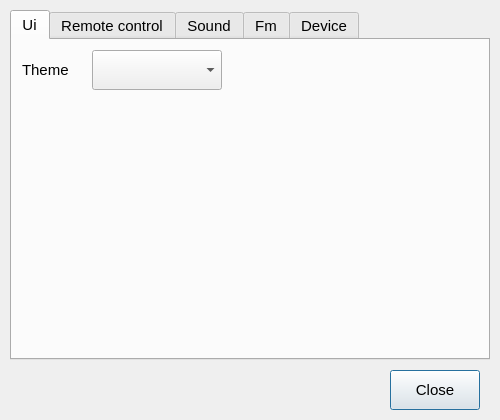
Qt form settings.ui (marcogrecopriolo/guglielmo) before a commit.
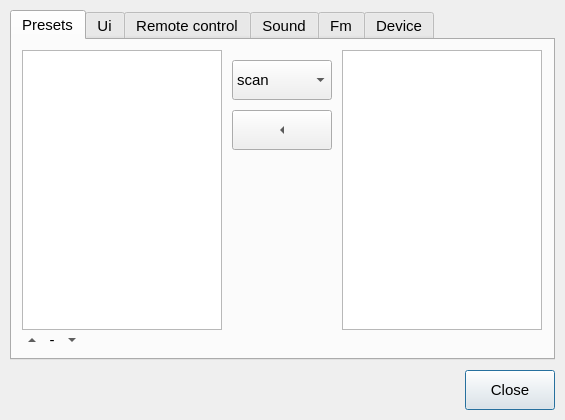
The same form after that commit.

```diff
--- a/settings.ui
+++ b/settings.ui
@@ -9,7 +9,7 @@
    <rect>
     <x>0</x>
     <y>0</y>
-    <width>500</width>
+    <width>565</width>
     <height>420</height>
    </rect>
   </property>
@@ -26,13 +26,162 @@
     <rect>
      <x>10</x>
      <y>10</y>
-     <width>480</width>
+     <width>545</width>
      <height>350</height>
     </rect>
    </property>
    <property name="currentIndex">
     <number>0</number>
    </property>
+   <widget class="QWidget" name="presetTab">
+    <attribute name="title">
+     <string>Presets</string>
+    </attribute>
+    <widget class="QListWidget" name="presetList">
+     <property name="geometry">
+      <rect>
+       <x>10</x>
+       <y>10</y>
+       <width>200</width>
+       <height>280</height>
+      </rect>
+     </property>
+    </widget>
+    <widget class="QToolButton" name="upButton">
+     <property name="geometry">
+      <rect>
+       <x>10</x>
+       <y>290</y>
+       <width>20</width>
+       <height>20</height>
+      </rect>
+     </property>
+     <property name="toolTip">
+      <string extracomment="move preset down"/>
+     </property>
+     <property name="text">
+      <string/>
+     </property>
+     <property name="popupMode">
+      <enum>QToolButton::DelayedPopup</enum>
+     </property>
+     <property name="autoRaise">
+      <bool>true</bool>
+     </property>
+     <property name="arrowType">
+      <enum>Qt::UpArrow</enum>
+     </property>
+    </widget>
+    <widget class="QToolButton" name="downButton">
+     <property name="geometry">
+      <rect>
+       <x>50</x>
+       <y>290</y>
+       <width>20</width>
+       <height>20</height>
+      </rect>
+     </property>
+     <property name="toolTip">
+      <string extracomment="move preset up"/>
+     </property>
+     <property name="text">
+      <string/>
+     </property>
+     <property name="autoRaise">
+      <bool>true</bool>
+     </property>
+     <property name="arrowType">
+      <enum>Qt::DownArrow</enum>
+     </property>
+    </widget>
+    <widget class="QToolButton" name="minusButton">
+     <property name="geometry">
+      <rect>
+       <x>30</x>
+       <y>290</y>
+       <width>20</width>
+       <height>20</height>
+      </rect>
+     </property>
+     <property name="toolTip">
+      <string extracomment="delete current preset"/>
+     </property>
+     <property name="text">
+      <string>-</string>
+     </property>
+     <property name="autoRaise">
+      <bool>true</bool>
+     </property>
+    </widget>
+    <widget class="QListWidget" name="scanList">
+     <property name="enabled">
+      <bool>true</bool>
+     </property>
+     <property name="geometry">
+      <rect>
+       <x>330</x>
+       <y>10</y>
+       <width>200</width>
+       <height>280</height>
+      </rect>
+     </property>
+    </widget>
+    <widget class="QComboBox" name="scanComboBox">
+     <property name="enabled">
+      <bool>true</bool>
+     </property>
+     <property name="geometry">
+      <rect>
+       <x>220</x>
+       <y>20</y>
+       <width>100</width>
+       <height>40</height>
+      </rect>
+     </property>
+     <property name="font">
+      <font>
+       <pointsize>11</pointsize>
+      </font>
+     </property>
+     <property name="currentText">
+      <string>scan</string>
+     </property>
+     <item>
+      <property name="text">
+       <string>scan</string>
+      </property>
+     </item>
+     <item>
+      <property name="text">
+       <string>FM</string>
+      </property>
+     </item>
+     <item>
+      <property name="text">
+       <string>DAB</string>
+      </property>
+     </item>
+    </widget>
+    <widget class="QToolButton" name="copyButton">
+     <property name="enabled">
+      <bool>true</bool>
+     </property>
+     <property name="geometry">
+      <rect>
+       <x>220</x>
+       <y>70</y>
+       <width>100</width>
+       <height>40</height>
+      </rect>
+     </property>
+     <property name="text">
+      <string>PushButton</string>
+     </property>
+     <property name="arrowType">
+      <enum>Qt::LeftArrow</enum>
+     </property>
+    </widget>
+   </widget>
    <widget class="QWidget" name="uiTab">
     <attribute name="title">
      <string>Ui</string>
@@ -735,7 +884,7 @@
   <widget class="QPushButton" name="closeButton">
    <property name="geometry">
     <rect>
-     <x>390</x>
+     <x>465</x>
      <y>370</y>
      <width>90</width>
      <height>40</height>
```
